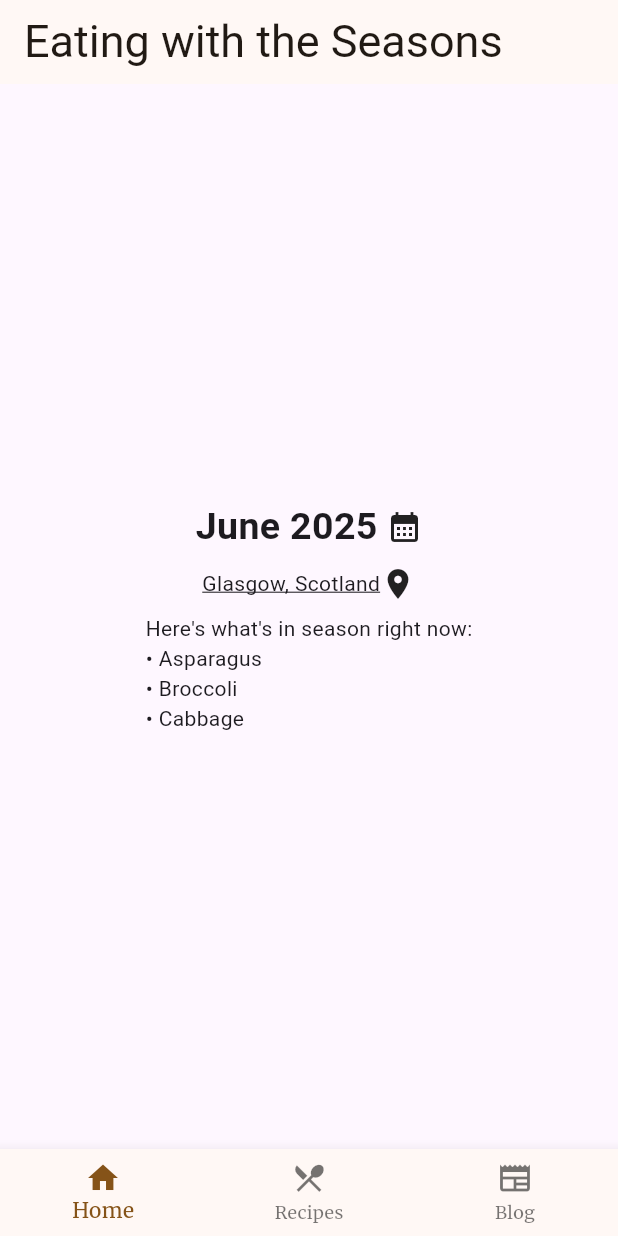
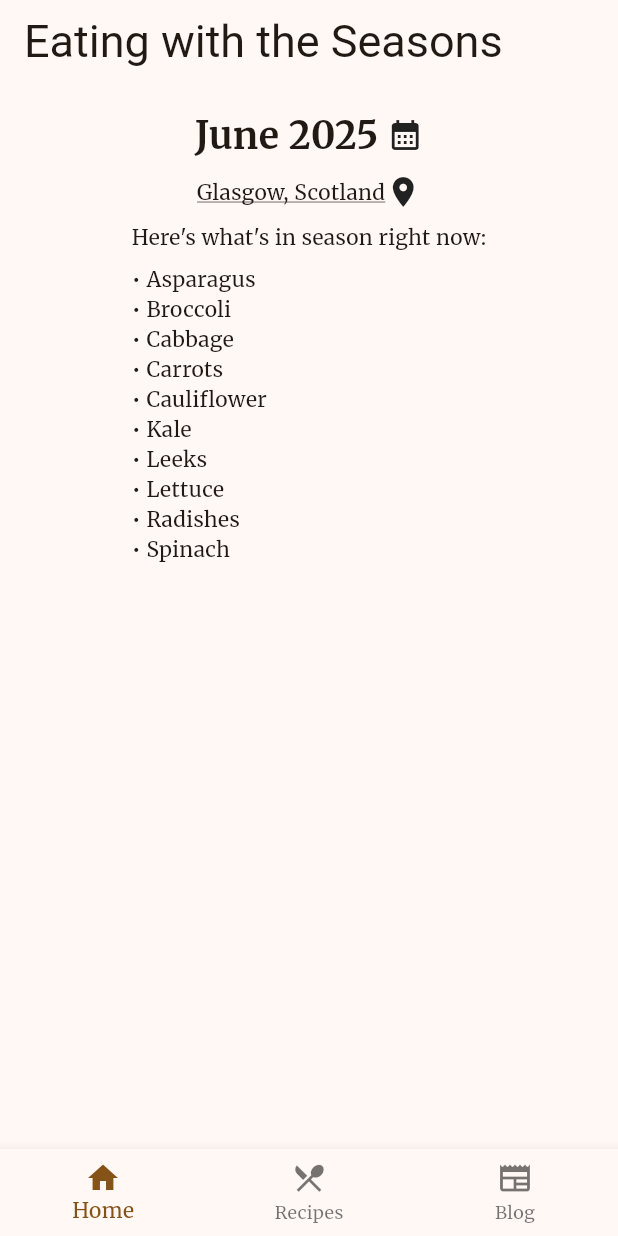
Before and after one commit to kayleighmonaghan/tm470_app, a Flutter app: the screen it shows after launch, on a phone screen of 412 x 824 dp. Run offline on Flutter 3.47's test engine with Material 3 defaults, Android fonts, the phone set to English and light mode, and no system bars; our stand-ins replace google_fonts.

Commit message:
applied basic styles and formatting to Home page

```diff
--- a/lib/views/home_screen.dart
+++ b/lib/views/home_screen.dart
@@ -2,32 +2,23 @@
 
 import 'widgets/date.dart';
 import 'widgets/location.dart';
-import 'widgets/in_season_list.dart';
+import 'widgets/in_season_display.dart';
 
 class HomeScreen extends StatelessWidget {
   const HomeScreen({super.key});
 
   @override
   Widget build(BuildContext context) {
-
-    return MaterialApp(
-      // browser tab title
-      title: "Home",
-      debugShowCheckedModeBanner: false,
-      // Body
-      home: Scaffold(
-        body: Center(
+    return Padding(
+      padding: const EdgeInsets.all(16.0),
       child: Column(
-            mainAxisAlignment: MainAxisAlignment.center,
       children: [
         Date(),
         SizedBox(height: 8),
         Location(),
         SizedBox(height: 8),
-              InSeasonList(),
+        InSeasonDisplay(),
       ],
-            ),
-          ),
       ),
     );
   }
--- a/lib/views/widgets/date.dart
+++ b/lib/views/widgets/date.dart
@@ -8,9 +8,8 @@
 
   @override
   Widget build(BuildContext context) {
-    return Center(
-      child: Row(
-        mainAxisSize: MainAxisSize.min,
+    return Row(
+      mainAxisAlignment: MainAxisAlignment.center,
       children: [
         Text(
               // Date: Month Year
@@ -20,7 +19,6 @@
         SizedBox(width: 6),
         Icon(Icons.calendar_month),
       ],
-      ),
       );
   }
 }
--- /dev/null
+++ b/lib/views/widgets/in_season_display.dart
@@ -0,0 +1,25 @@
+import 'package:flutter/material.dart';
+
+import 'in_season_list.dart';
+
+class InSeasonDisplay extends StatelessWidget {
+    const InSeasonDisplay({
+    super.key,
+  });
+
+  @override
+  Widget build(BuildContext context) {
+    return Column(
+      crossAxisAlignment: CrossAxisAlignment.start,
+      // Add left padding
+      mainAxisSize: MainAxisSize.min,
+      children: [
+        Text(
+          "Here's what's in season right now:",
+        ),
+        SizedBox(height: 8),
+        CurrentProduce(),
+      ],
+    );
+  }
+}
--- a/lib/views/widgets/in_season_list.dart
+++ b/lib/views/widgets/in_season_list.dart
@@ -1,28 +1,28 @@
 import 'package:flutter/material.dart';
 
-class InSeasonList extends StatelessWidget {
-    const InSeasonList({
+class CurrentProduce extends StatelessWidget {
+    const CurrentProduce({
     super.key,
   });
 
   @override
   Widget build(BuildContext context) {
+    final inSeason = [
+      'Asparagus',
+      'Broccoli',
+      'Cabbage',
+      'Carrots',
+      'Cauliflower',
+      'Kale',
+      'Leeks',
+      'Lettuce',
+      'Radishes',
+      'Spinach',
+    ];
+
     return Column(
       crossAxisAlignment: CrossAxisAlignment.start,
-      children: [
-        Text(
-          "Here's what's in season right now:",
-        ),
-        Text(
-          '\u2022 Asparagus',
-        ),
-        Text(
-          '\u2022 Broccoli',
-        ),
-        Text(
-          '\u2022 Cabbage',
-        ),
-      ],
+      children: inSeason.map((item) => Text('\u2022 $item')).toList(),
     );
   }
 }
--- a/lib/views/widgets/location.dart
+++ b/lib/views/widgets/location.dart
@@ -7,9 +7,8 @@
 
   @override
   Widget build(BuildContext context) {
-    return const Center(
-      child: Row(
-        mainAxisSize: MainAxisSize.min,
+    return Row(
+        mainAxisAlignment: MainAxisAlignment.center,
         children: [
           Text(
             'Glasgow, Scotland',
@@ -18,7 +17,6 @@
           // SizedBox(width: 8),
           Icon(Icons.location_on),
         ],
-      ),
-    );
+      );
   }
 }
```
Lines whose indentation alone changed are shown as unchanged.
